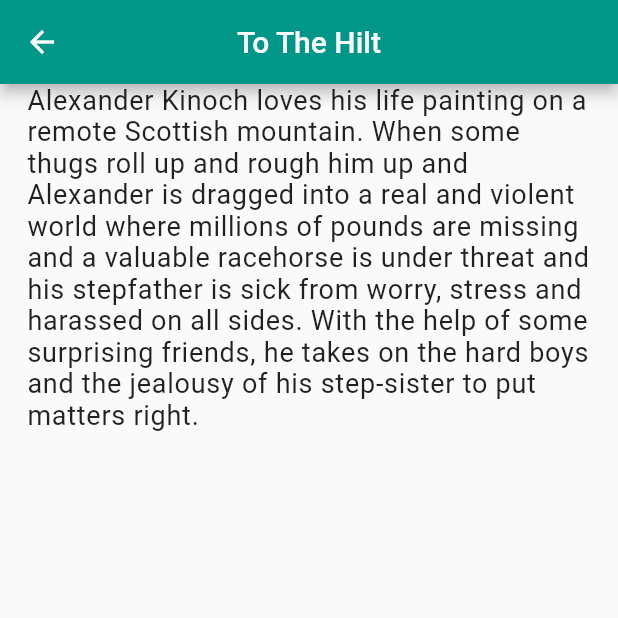
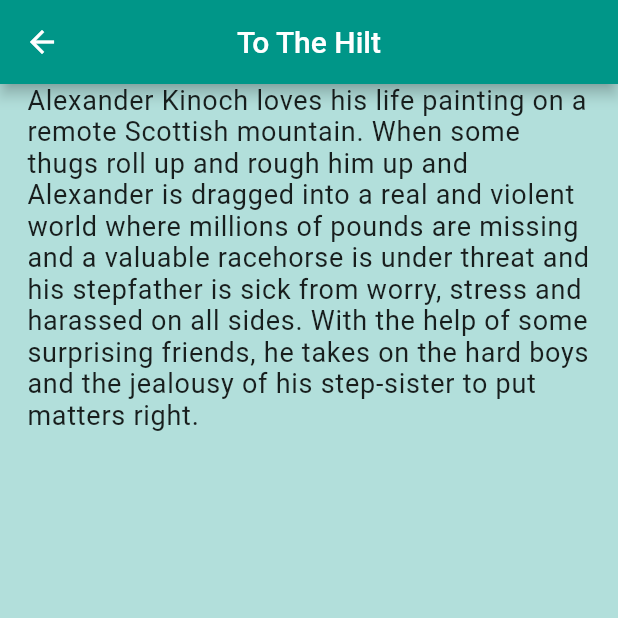
Before and after one commit to l3limp/FlutterListBooks, a Flutter app: the Hilt screen opened by its route, on a phone screen of 412 x 824 dp, the top half of it. Run offline on Flutter 3.47's test engine with Material 2 defaults, Android fonts, the phone set to English and light mode, and no system bars; network calls fail.

Commit message:
bg color

```diff
--- a/lib/pages/20000leagues.dart
+++ b/lib/pages/20000leagues.dart
@@ -34,6 +34,7 @@ class _LeaguesState extends State<Leagues> {
           ),
         ],
       ),
+      backgroundColor: Colors.teal[100],
     );;
   }
 }
--- a/lib/pages/AnD.dart
+++ b/lib/pages/AnD.dart
@@ -37,6 +37,7 @@ class _AngelsState extends State<Angels> {
           ),
         ],
       ),
+      backgroundColor: Colors.teal[100],
     );;
   }
 }
--- a/lib/pages/Hilt.dart
+++ b/lib/pages/Hilt.dart
@@ -32,6 +32,7 @@ class _HiltState extends State<Hilt> {
           ),
         ],
       ),
-    );;
+      backgroundColor: Colors.teal[100],
+    );
   }
 }
--- a/lib/pages/LaughingGas.dart
+++ b/lib/pages/LaughingGas.dart
@@ -32,6 +32,7 @@ class _LaughState extends State<Laugh> {
           ),
         ],
       ),
-    );;
+      backgroundColor: Colors.teal[100],
+    );
   }
 }
--- a/lib/pages/RobinsonCrusoe.dart
+++ b/lib/pages/RobinsonCrusoe.dart
@@ -32,6 +32,7 @@ class _RobinsonState extends State<Robinson> {
           ),
         ],
       ),
-    );;
+      backgroundColor: Colors.teal[100],
+    );
   }
 }
--- a/lib/pages/TheCount.dart
+++ b/lib/pages/TheCount.dart
@@ -32,6 +32,7 @@ class _MonteCristoState extends State<MonteCristo> {
           ),
         ],
       ),
+      backgroundColor: Colors.teal[100],
     );
   }
 }
--- a/lib/pages/TreasureIsland.dart
+++ b/lib/pages/TreasureIsland.dart
@@ -34,6 +34,7 @@ class _TreasureState extends State<Treasure> {
           ),
         ],
       ),
-    );;
+      backgroundColor: Colors.teal[100],
+    );
   }
 }
```
